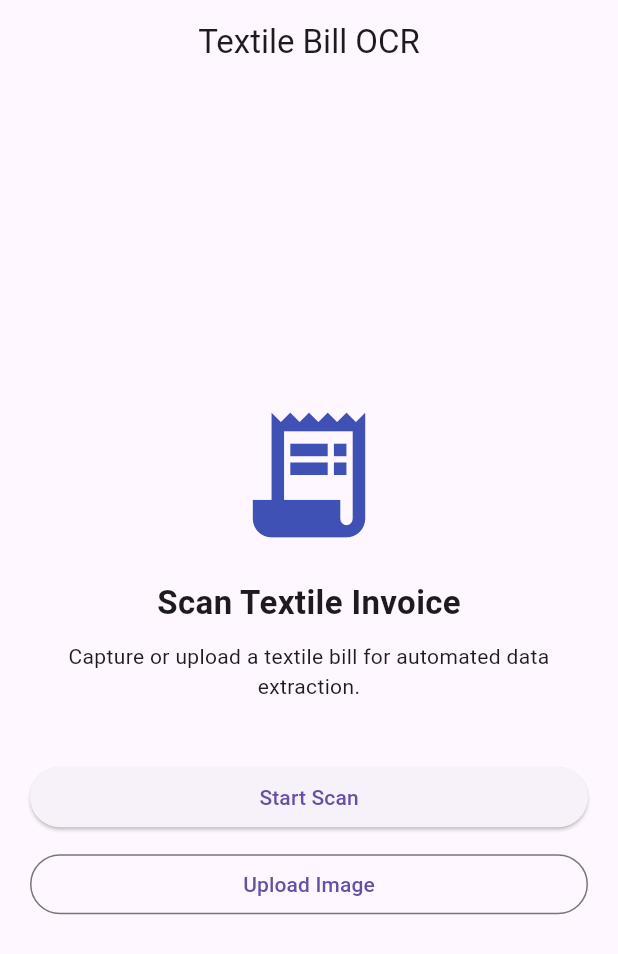
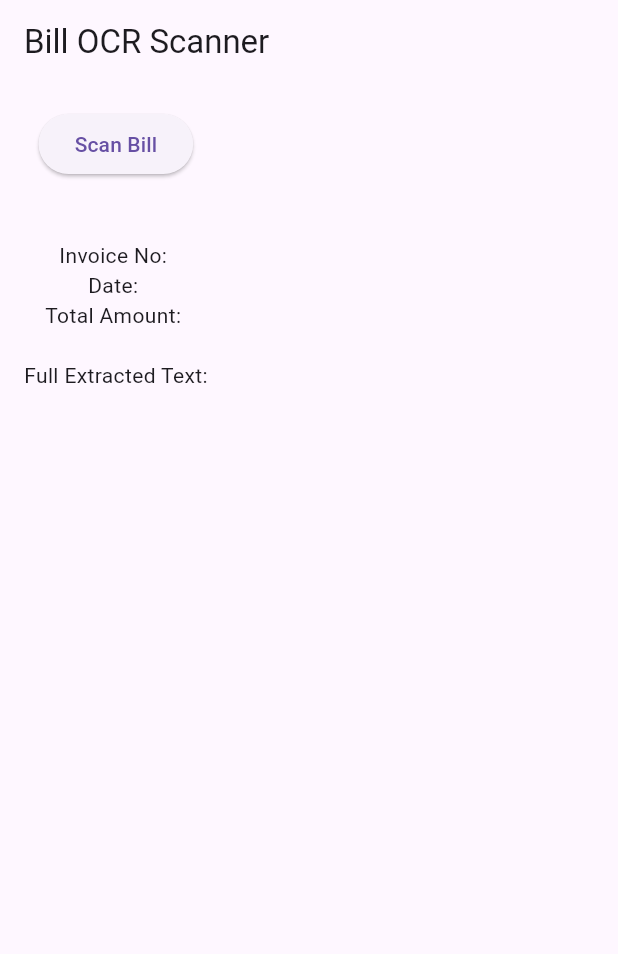
Before and after one commit to Vishnu-prakashC/Consultancy-Textile-Billing-System, a Flutter app: the screen it shows after launch, on a phone screen of 412 x 824 dp. Shown: the top 954 px of the screen. Run offline on Flutter 3.47's test engine with Material 3 defaults, Android fonts, the phone set to English and light mode, and no system bars; our stand-ins replace image_picker; missing offline and left inert: google_mlkit_text_recognition.

Commit message:
implement bill OCR scanner with camera + ML Kit

```diff
--- a/mobile_ocr/lib/main.dart
+++ b/mobile_ocr/lib/main.dart
@@ -1,23 +1,85 @@
+import 'dart:io';
 import 'package:flutter/material.dart';
-import 'screens/ocr_home_screen.dart';
+import 'package:image_picker/image_picker.dart';
+import 'package:google_mlkit_text_recognition/google_mlkit_text_recognition.dart';
 
 void main() {
-  runApp(const TextileOCRApp());
+  runApp(MaterialApp(
+    debugShowCheckedModeBanner: false,
+    home: OCRScreen(),
+  ));
 }
 
-class TextileOCRApp extends StatelessWidget {
-  const TextileOCRApp({super.key});
+class OCRScreen extends StatefulWidget {
+  @override
+  _OCRScreenState createState() => _OCRScreenState();
+}
+
+class _OCRScreenState extends State<OCRScreen> {
+  File? imageFile;
+  String extractedText = "";
+  String invoiceNo = "";
+  String date = "";
+  String total = "";
+
+  Future<void> pickImage() async {
+    final picked = await ImagePicker().pickImage(source: ImageSource.camera);
+
+    if (picked != null) {
+      imageFile = File(picked.path);
+      setState(() {});
+      processImage(picked.path);
+    }
+  }
+
+  Future<void> processImage(String path) async {
+    final inputImage = InputImage.fromFilePath(path);
+    final textRecognizer = TextRecognizer(script: TextRecognitionScript.latin);
+    final RecognizedText recognizedText =
+        await textRecognizer.processImage(inputImage);
+
+    extractedText = recognizedText.text;
+
+    extractFields(extractedText);
+
+    setState(() {});
+    textRecognizer.close();
+  }
+
+  void extractFields(String text) {
+    RegExp invoiceExp = RegExp(r'Invoice\s*No[:\-]?\s*(\S+)');
+    RegExp dateExp = RegExp(r'Date[:\-]?\s*([\d/.-]+)');
+    RegExp totalExp = RegExp(r'Total\s*Amount[:\-]?\s*([\d,.]+)');
+
+    invoiceNo = invoiceExp.firstMatch(text)?.group(1) ?? "Not Found";
+    date = dateExp.firstMatch(text)?.group(1) ?? "Not Found";
+    total = totalExp.firstMatch(text)?.group(1) ?? "Not Found";
+  }
 
   @override
   Widget build(BuildContext context) {
-    return MaterialApp(
-      debugShowCheckedModeBanner: false,
-      title: 'Textile OCR Module',
-      theme: ThemeData(
-        primarySwatch: Colors.indigo,
-        useMaterial3: true,
+    return Scaffold(
+      appBar: AppBar(title: Text("Bill OCR Scanner")),
+      body: SingleChildScrollView(
+        padding: EdgeInsets.all(16),
+        child: Column(
+          children: [
+            ElevatedButton(
+              onPressed: pickImage,
+              child: Text("Scan Bill"),
+            ),
+            SizedBox(height: 20),
+            if (imageFile != null)
+              Image.file(imageFile!, height: 200),
+            SizedBox(height: 20),
+            Text("Invoice No: $invoiceNo"),
+            Text("Date: $date"),
+            Text("Total Amount: $total"),
+            SizedBox(height: 20),
+            Text("Full Extracted Text:\n$extractedText"),
+          ],
+        ),
       ),
-      home: const OCRHomeScreen(),
     );
   }
 }
--- a/mobile_ocr/pubspec.yaml
+++ b/mobile_ocr/pubspec.yaml
@@ -34,6 +34,8 @@ dependencies:
   # The following adds the Cupertino Icons font to your application.
   # Use with the CupertinoIcons class for iOS style icons.
   cupertino_icons: ^1.0.8
+  image_picker: ^1.0.4
+  google_mlkit_text_recognition: ^0.11.0
 
 dev_dependencies:
   flutter_test:
```
Also changed, not shown: mobile_ocr/pubspec.lock, 6 other files.
